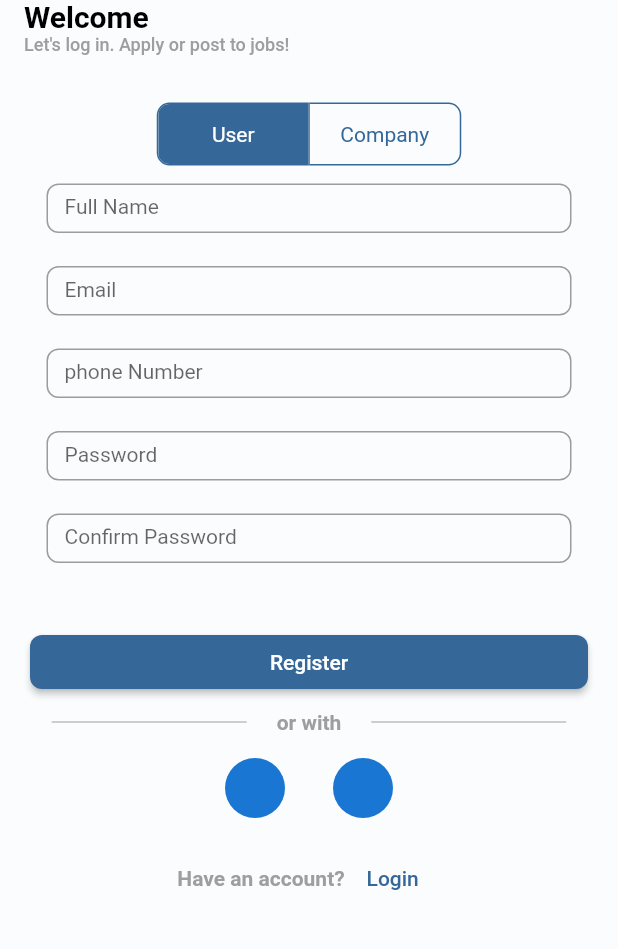
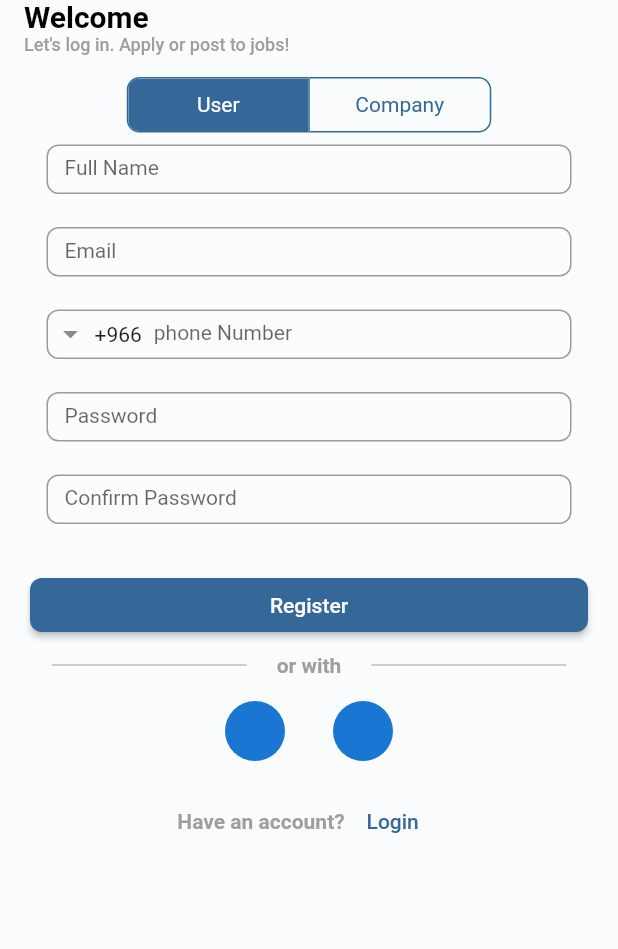
Before and after one commit to med997/hr_career_app, a Flutter app: the screen it shows after launch, after a tap on "Register", on a phone screen of 412 x 824 dp, the part 115-1064 px from its top. Run offline on Flutter 3.47's test engine with Material 3 defaults, Android fonts, the phone set to English and light mode, and no system bars; drawn by our look-alikes of intl_phone_field; our stand-ins replace bloc, carousel_slider, dartz, equatable, flutter_bloc, flutter_svg and 4 more; missing offline and left inert: flutter_adaptive_scaffold; accounts and stored records are empty; Roboto replaces fonts that are missing (almarai).

Commit message:
add feature auth

```diff
--- /dev/null
+++ b/lib/core/cubit/toggle_btn_cubit.dart
@@ -0,0 +1,15 @@
+import 'package:bloc/bloc.dart';
+import 'package:equatable/equatable.dart';
+
+part 'toggle_btn_state.dart';
+
+class ToggleBtnCubit extends Cubit<ToggleBtnState> {
+  ToggleBtnCubit() : super(ToggleBtnChangedState(selectedTab: 0));
+
+
+  Future<void> changeTab(int tabIndex) async {
+    emit(ToggleBtnChangedState(selectedTab: tabIndex));
+
+
+  }
+}
--- /dev/null
+++ b/lib/core/cubit/toggle_btn_state.dart
@@ -0,0 +1,16 @@
+part of 'toggle_btn_cubit.dart';
+
+sealed class ToggleBtnState extends Equatable {
+  final int selectedTab;
+
+  ToggleBtnState({required this.selectedTab});
+
+  @override
+  List<Object> get props => [selectedTab];
+
+}
+
+
+class ToggleBtnChangedState extends ToggleBtnState{
+  ToggleBtnChangedState({required super.selectedTab});
+}
--- a/lib/core/util/enums.dart
+++ b/lib/core/util/enums.dart
@@ -4,7 +4,9 @@ enum NavItem { homePage, postPage, settingPage }
 
 enum Lang { ar, en }
 
-enum FormType { text, number, password,
+enum FormType { text, number, password, phone,
   multiline, dropdown, autoComplete, rTE, datePicker }
 
+enum UsrType { user,company }
+
 enum ValidatorType { notEmpty, textLength, phoneNumber, age, email }
--- a/lib/core/widgets/dyn_form_widget.dart
+++ b/lib/core/widgets/dyn_form_widget.dart
@@ -3,6 +3,7 @@ import 'package:flutter/material.dart';
 import 'package:hr_career_platform/core/util/enums.dart';
 import 'package:hr_career_platform/core/util/responsive.dart';
 import 'package:hr_career_platform/core/widgets/custom_drop_down_menu.dart';
+import 'package:hr_career_platform/core/widgets/phone_fields_dyn.dart';
 import 'package:hr_career_platform/core/widgets/text_fields_dyn.dart';
 
 import '../model/dynamic_model.dart';
@@ -39,6 +40,10 @@ class DynamicFormWidget extends StatelessWidget {
         return SizedBox(
             width: dynModel.width,
             child: getTextWidget(dynModel));
+        case FormType.phone:
+        return SizedBox(
+            width: dynModel.width,
+            child: getPhoneWidget(dynModel));
       case FormType.password:
         return SizedBox(
             width: dynModel.width,
--- /dev/null
+++ b/lib/core/widgets/phone_fields_dyn.dart
@@ -0,0 +1,22 @@
+import 'package:flutter/material.dart';
+import 'package:hr_career_platform/core/model/dynamic_model.dart';
+import 'package:intl_phone_field/intl_phone_field.dart';
+
+
+
+
+Widget getPhoneWidget(DynamicModel dynamicModel) {
+return
+  IntlPhoneField(
+    showCountryFlag: false,
+    decoration: InputDecoration(
+      counterText: '',
+      helperText: dynamicModel.helperText ?? '',
+      labelText: dynamicModel.controlName,
+      constraints:   const BoxConstraints.tightFor(height: 55),
+    ),
+    style: TextStyle(fontSize: 14),
+    initialCountryCode: 'SA',
+    controller: dynamicModel.controller,
+  );
+}
--- /dev/null
+++ b/lib/core/widgets/toggle_btn_widget.dart
@@ -0,0 +1,40 @@
+import 'package:flutter/material.dart';
+import 'package:flutter_bloc/flutter_bloc.dart';
+import 'package:hr_career_platform/core/app_theme.dart';
+import 'package:hr_career_platform/core/cubit/toggle_btn_cubit.dart';
+
+class ToggleBtnWidget extends StatelessWidget {
+  ToggleBtnWidget({super.key});
+
+  final List<String> _options = ['User', 'Company'];
+
+  @override
+  Widget build(BuildContext context) {
+    return BlocBuilder<ToggleBtnCubit, ToggleBtnState>(
+      builder: (context, state) {
+        return Padding(
+          padding: const EdgeInsets.all(8.0),
+          child: Center(
+
+            child: ToggleButtons(
+              constraints: const BoxConstraints.tightFor(height: 35, width: 120),
+              fillColor: primaryColor,
+              selectedBorderColor: primaryColor,
+              selectedColor: Colors.white,
+              tapTargetSize: MaterialTapTargetSize.shrinkWrap,
+              borderRadius: BorderRadius.circular(8.0),
+              borderColor: primaryColor,
+              color: primaryColor,
+              isSelected: List.generate(
+                  _options.length, (index) => index == state.selectedTab),
+              onPressed: (int index) {
+                context.read<ToggleBtnCubit>().changeTab(index);
+              },
+              children: _options.map((String label) => Text(label)).toList(),
+            ),
+          ),
+        );
+      },
+    );
+  }
+}
--- a/lib/features/auth/presentation/bloc/register_cubit.dart
+++ b/lib/features/auth/presentation/bloc/register_cubit.dart
@@ -2,6 +2,8 @@ import 'package:bloc/bloc.dart';
 import 'package:dartz/dartz.dart';
 import 'package:equatable/equatable.dart';
 import 'package:flutter/cupertino.dart';
+import 'package:hr_career_platform/core/util/enums.dart';
+import 'package:hr_career_platform/features/auth/domain/entities/auth.dart';
 import 'package:hr_career_platform/features/company/domain/entities/company.dart';
 import 'package:hr_career_platform/features/profile/domain/entities/profile.dart';
 import 'package:meta/meta.dart';
@@ -18,14 +20,12 @@ class RegisterCubit extends Cubit<RegisterState> {
   TextEditingController companyPhoneController = TextEditingController();
   TextEditingController companyAddressController = TextEditingController();
   TextEditingController companyPasswordController = TextEditingController();
-  TextEditingController companyConfirmPasswordController =
-  TextEditingController();
+  TextEditingController companyConfirmPasswordController = TextEditingController();
   TextEditingController userNameController = TextEditingController();
   TextEditingController userPhoneController = TextEditingController();
   TextEditingController userEmailController = TextEditingController();
   TextEditingController userPasswordController = TextEditingController();
   TextEditingController userConfirmPasswordController = TextEditingController();
-
   RegisterCubit() : super(RegisterInitial()) {
     companyNameController = TextEditingController();
     companyEmailController = TextEditingController();
@@ -40,14 +40,29 @@ class RegisterCubit extends Cubit<RegisterState> {
     userConfirmPasswordController = TextEditingController();
   }
 
-  Future<void> insertRegisterUser() async {
-    Profile userRe = Profile(
-        username: userNameController.text,
-        phone: userPhoneController.text,
-        currentJob: '',
-        email: userEmailController.text,
-        gender: '');
-    emit(InsertRegisterUser(userRe));
+  Future<void> insertRegisterUser(int selectedIndex) async {
+    UsrType usrType = selectedIndex == 0 ? UsrType.user : UsrType.company;
+
+    if(usrType == UsrType.user){
+      Auth auth = Auth(
+          email: userEmailController.text,
+          password: userPasswordController.text,
+          profile: Profile(
+              fullName: userNameController.text,
+              phone: userPhoneController.text,
+              email: userEmailController.text));
+    }else {
+      Auth auth = Auth(
+          email: companyEmailController.text,
+          password: userPasswordController.text,
+          profile: Profile(
+              fullName: userNameController.text,
+              phone: companyPhoneController.text,
+              email: userEmailController.text));
+    }
+
+
+    emit(InsertRegisterUser());
   }
 
   Future<void> insertRegisterCompany() async {
@@ -57,7 +72,7 @@ class RegisterCubit extends Cubit<RegisterState> {
         address: companyAddressController.text,
         nameAr: companyNameController.text,
         nameEn: companyNameController.text);
-    emit(InsertRegisterCompany(companyRe));
+    emit(InsertRegisterUser());
   }
 
   Future<void> register(String name, String email, String password) async {
@@ -68,8 +83,8 @@ class RegisterCubit extends Cubit<RegisterState> {
 
   RegisterState _mapFailureOrRegisterToState(Either<Failure, Unit> either) {
     return either.fold(
-          (failure) => RegisterErrorState(msg: _mapFailureToMessage(failure)),
-          (unit) => RegisterSuccess(),
+      (failure) => RegisterErrorState(msg: _mapFailureToMessage(failure)),
+      (unit) => RegisterSuccess(),
     );
   }
 
--- a/lib/features/auth/presentation/bloc/register_state.dart
+++ b/lib/features/auth/presentation/bloc/register_state.dart
@@ -29,14 +29,7 @@ class InsertRegisterCompany extends RegisterState {
 }
 
 class InsertRegisterUser extends RegisterState {
-  Profile userRe = Profile(
-      username:'',
-      phone: '',
-      currentJob: '',
-      email: '',
-      gender: '',
-  );
-  InsertRegisterUser(this.userRe);
+  InsertRegisterUser();
 
 }
 
--- a/lib/features/auth/presentation/ui/login_page.dart
+++ b/lib/features/auth/presentation/ui/login_page.dart
@@ -135,7 +135,7 @@ class LoginPage extends StatelessWidget {
                       onPressed: () {
                         Navigator.push(
                           context,
-                          MaterialPageRoute(builder: (context) => const RegisterPage()),
+                          MaterialPageRoute(builder: (context) =>  RegisterPage()),
                         );
                       }, child: const Text('Register')),
                 ],
--- a/lib/features/auth/presentation/ui/register_page.dart
+++ b/lib/features/auth/presentation/ui/register_page.dart
@@ -1,12 +1,23 @@
 import 'package:flutter/material.dart';
+import 'package:flutter_bloc/flutter_bloc.dart';
 import 'dart:ui';
 import 'package:hr_career_platform/core/app_theme.dart';
+import 'package:hr_career_platform/core/cubit/toggle_btn_cubit.dart';
+import 'package:hr_career_platform/core/model/dynamic_model.dart';
+import 'package:hr_career_platform/core/util/enums.dart';
+import 'package:hr_career_platform/core/widgets/dyn_form_widget.dart';
+import 'package:hr_career_platform/core/widgets/jobCard_widget.dart';
+import 'package:hr_career_platform/core/widgets/toggle_btn_widget.dart';
+import 'package:hr_career_platform/features/auth/presentation/bloc/register_cubit.dart';
 import 'package:hr_career_platform/features/auth/presentation/ui/login_page.dart';
 import '../widget/login&register_appbar_functhion.dart';
 import '../widget/segmented_button_widget.dart';
 
 class RegisterPage extends StatelessWidget {
-  const RegisterPage({super.key});
+  RegisterPage({super.key});
+
+  int _selectedIndex = 0;
+  final List<String> _options = ['User', 'Company'];
 
   @override
   Widget build(BuildContext context) {
@@ -14,11 +25,63 @@ class RegisterPage extends StatelessWidget {
       appBar: loginAndRegisterAppBar(),
       body: ListView(
         children: [
-          Column(
-            crossAxisAlignment: CrossAxisAlignment.center,
-            children: [
-              const SizedBox(height: 25),
-              const SegmentedControlRegisterWidget(),
+
+          ToggleBtnWidget(),
+          BlocBuilder<ToggleBtnCubit, ToggleBtnState>(
+            builder: (context, state) {
+              if (state.selectedTab == 0 ) {
+                return DynamicFormWidget(dynamicFormsList: [
+                  DynamicModel('Full Name', FormType.text,
+                      controller: context
+                          .read<RegisterCubit>()
+                          .userNameController,
+                      value: '', isRequired: true, disabled: false),
+                  DynamicModel('Email', FormType.text,
+                      controller: context
+                          .read<RegisterCubit>()
+                          .userEmailController,
+                      value: '', isRequired: true, disabled: false),
+                  DynamicModel('phone Number', FormType.phone,
+                      controller: context
+                          .read<RegisterCubit>()
+                          .userPhoneController,
+                      value: '', isRequired: true, disabled: false),
+                  DynamicModel('Password', FormType.password,
+                      controller: context
+                          .read<RegisterCubit>()
+                          .userPasswordController,
+                      value: '', isRequired: true, disabled: false),
+                  DynamicModel('Confirm Password', FormType.password,
+                      controller: context
+                          .read<RegisterCubit>()
+                          .userConfirmPasswordController,
+                      value: '', isRequired: true, disabled: false),
+                ], submitBtnLabel: 'login');
+              } else {
+                return DynamicFormWidget(dynamicFormsList: [
+                  DynamicModel('Company Name', FormType.text,
+                      controller: context.read<RegisterCubit>().companyNameController,
+                      value: '', isRequired: true, disabled: false),
+                  DynamicModel('Email', FormType.text,
+                      controller: context.read<RegisterCubit>().companyEmailController,
+                      value: '', isRequired: true, disabled: false),
+                  DynamicModel('Address', FormType.text,
+                      controller: context.read<RegisterCubit>().companyAddressController,
+                      value: '', isRequired: true, disabled: false),
+                  DynamicModel('Phone Number', FormType.phone,
+                      controller: context.read<RegisterCubit>().companyPhoneController,
+                      value: '', isRequired: true, disabled: false),
+                  DynamicModel('Password', FormType.text,
+                      controller: context.read<RegisterCubit>().companyPasswordController,
+                      value: '', isRequired: true, disabled: false),
+                  DynamicModel('Confirm Password', FormType.text,
+                      controller: context.read<RegisterCubit>().companyConfirmPasswordController,
+                      value: '', isRequired: true, disabled: false),
+                ], submitBtnLabel: 'login');
+              }
+
+            },
+          ),
           Padding(
             padding: const EdgeInsets.symmetric(
                 horizontal: 20.0, vertical: 8.0),
@@ -110,10 +173,10 @@ class RegisterPage extends StatelessWidget {
                   )),
             ],
           ),
-            ],
-          ),
-        ],
-      ),
+        ]
+        ,
+      )
+      ,
     );
   }
 }
--- a/lib/features/auth/presentation/widget/segmented_button_login_widget.dart
+++ b/lib/features/auth/presentation/widget/segmented_button_login_widget.dart
@@ -42,32 +42,7 @@ class _SegmentedControlLoginWidgetState extends State<SegmentedControlLoginWidge
           },
           children: _options.map((String label) => Text(label)).toList(),
         ),
-        Padding(
-          padding: const EdgeInsets.all(12.0),
-          child: _selectedIndex == 0
-              ?  Column(
-            mainAxisAlignment: MainAxisAlignment.center,
-            crossAxisAlignment: CrossAxisAlignment.center,
-            children: [
-              DynamicFormWidget(dynamicFormsList: [
-                DynamicModel('email', FormType.text,value: '',isRequired: true, disabled: false),
-                DynamicModel('password', FormType.password,value: '',isRequired: true, disabled: false),
 
-              ], submitBtnLabel: 'login'),
-            ],
-          )
-              :  Column(
-            mainAxisAlignment: MainAxisAlignment.center,
-            crossAxisAlignment: CrossAxisAlignment.center,
-            children: [
-              DynamicFormWidget(dynamicFormsList: [
-                DynamicModel('email', FormType.text,value: '',isRequired: true, disabled: false),
-                DynamicModel('password', FormType.text,value: '',isRequired: true, disabled: false),
-
-              ], submitBtnLabel: 'login'),
-            ],
-          ),
-        ),
       ],
     );
   }
--- a/lib/features/auth/presentation/widget/segmented_button_widget.dart
+++ b/lib/features/auth/presentation/widget/segmented_button_widget.dart
@@ -9,6 +9,8 @@ import '../../../../core/util/enums.dart';
 import '../../../../core/widgets/dyn_form_widget.dart';
 
 class SegmentedControlRegisterWidget extends StatefulWidget {
+
+
   const SegmentedControlRegisterWidget({super.key});
 
   @override
@@ -30,27 +32,7 @@ class _SegmentedControlRegisterWidgetState
     return Column(
       mainAxisAlignment: MainAxisAlignment.center,
       children: [
-        ToggleButtons(
-          constraints: const BoxConstraints(
-            minHeight: 40.0,
-            minWidth: 100.0,
-          ),
-          fillColor: primaryColor,
-          selectedBorderColor: primaryColor,
-          selectedColor: Colors.white,
-          tapTargetSize: MaterialTapTargetSize.shrinkWrap,
-          borderRadius: BorderRadius.circular(8.0),
-          borderColor: primaryColor,
-          color: primaryColor,
-          isSelected: List.generate(
-              _options.length, (index) => index == _selectedIndex),
-          onPressed: (int index) {
-            setState(() {
-              _selectedIndex = index;
-            });
-          },
-          children: _options.map((String label) => Text(label)).toList(),
-        ),
+
         Padding(
           padding: const EdgeInsets.all(12.0),
           child: _selectedIndex == 0
--- a/lib/features/profile/data/models/profile_model.dart
+++ b/lib/features/profile/data/models/profile_model.dart
@@ -13,12 +13,12 @@ class ProfileModel extends Profile {
       super.documentsUrl,
       super.major,
       super.skils,
-      required super.username,
+      super.username,
       required super.phone,
       required super.currentJob,
        super.dob,
       required super.email,
-      required super.gender});
+      super.gender});
 
   factory ProfileModel.fromJson(Map<String, dynamic> json) => ProfileModel(
       id: json["id"],
--- a/lib/features/profile/domain/entities/profile.dart
+++ b/lib/features/profile/domain/entities/profile.dart
@@ -3,17 +3,17 @@ import 'package:equatable/equatable.dart';
 class Profile extends Equatable {
   final String? id;
   final dynamic updatedAt;
-  final String username;
+  final String? username;
   final String? fullName;
   final String? avatarUrl;
   final String phone;
   final String? fullNameAr;
-  final String currentJob;
+  final String? currentJob;
   final String? nationality;
   final DateTime? dob;
   final String? secondaryPhone;
   final String email;
-  final String gender;
+  final String? gender;
   final String? resumeUrl;
   final String? documentsUrl;
   final String? major;
@@ -22,17 +22,19 @@ class Profile extends Equatable {
   Profile({
     this.id,
     this.updatedAt,
-    required this.username,
+    this.username,
     this.fullName,
     this.avatarUrl,
-    required this.phone,
     this.fullNameAr,
-    required this.currentJob,
     this.nationality,
     this.dob,
     this.secondaryPhone,
+
+
+     this.currentJob,
+    required this.phone,
     required this.email,
-    required this.gender,
+    this.gender,
     this.resumeUrl,
     this.documentsUrl,
     this.major,
--- a/lib/injection_container.dart
+++ b/lib/injection_container.dart
@@ -1,3 +1,4 @@
+import 'package:hr_career_platform/core/cubit/toggle_btn_cubit.dart';
 import 'package:hr_career_platform/core/util/const_val.dart';
 import 'package:hr_career_platform/features/auth/presentation/bloc/register_cubit.dart';
 import 'package:hr_career_platform/features/home/data/datasources/home_remote_datasource.dart';
@@ -27,12 +28,11 @@ import 'package:shared_preferences/shared_preferences.dart';
 final sl = GetIt.instance;
 
 Future<void> initDependencies() async {
-
   _initJob();
   _initHome();
-  // _initCore();
+  _initCore();
 //! Core
-  final supBaseInit = await Supabase.initialize(url: BaseUrl, anonKey:AnonKey);
+  final supBaseInit = await Supabase.initialize(url: BaseUrl, anonKey: AnonKey);
   sl.registerLazySingleton(() => supBaseInit.client);
   sl.registerLazySingleton<NetworkInfo>(() => NetworkInfoImpl(sl()));
 
@@ -64,13 +64,11 @@ void _initJob() {
         sl(),
       ),
     )
-
     ..registerFactory(
       () => SearchJobsUserCase(
         repository: sl(),
       ),
     )
-
     ..registerFactory(
       () => AddJobUserCase(
         sl(),
@@ -86,29 +84,27 @@ void _initJob() {
       () => JobCubit(getJobUserCase: sl(), searchJobsUserCase: sl()),
     );
 }
+
 void _initHome() {
   sl
 
     // datasource
     ..registerFactory<HomeRemoteDataSource>(
-          () =>
-          HomeRemoteDataSourceImpl(
+      () => HomeRemoteDataSourceImpl(
         supBase: sl(),
       ),
     )
 
     // repository
     ..registerFactory<HomeRepository>(
-          () =>
-          HomeRepositoryImpl(
+      () => HomeRepositoryImpl(
         homeRemoteDataSource: sl(),
         networkInfo: sl(),
       ),
     )
     // usecases
     ..registerFactory(
-          () =>
-          GetHomeUserCase(
+      () => GetHomeUserCase(
         sl(),
       ),
     )
@@ -127,7 +123,10 @@ void _initHome() {
       () => RegisterCubit(),
     );
 }
+
 void _initCore() {
-
-
+  sl
+    .registerLazySingleton(
+      () => ToggleBtnCubit(),
+    );
 }
--- a/lib/main.dart
+++ b/lib/main.dart
@@ -4,6 +4,7 @@ import 'package:dartz/dartz.dart';
 import 'package:flutter/material.dart';
 import 'package:flutter_bloc/flutter_bloc.dart';
 import 'package:hr_career_platform/core/app_theme.dart';
+import 'package:hr_career_platform/core/cubit/toggle_btn_cubit.dart';
 import 'package:hr_career_platform/core/widgets/snackbar_message.dart';
 import 'package:hr_career_platform/features/auth/presentation/bloc/register_cubit.dart';
 import 'package:hr_career_platform/features/auth/presentation/ui/login_page.dart';
@@ -34,6 +35,10 @@ void main() async {
 
       BlocProvider(
         create: (context) => di.sl<TabNavCubit>(),
+      ),
+
+      BlocProvider(
+        create: (context) => di.sl<ToggleBtnCubit>(),
       ),
 
 
```
Lines whose indentation alone changed are shown as unchanged.
